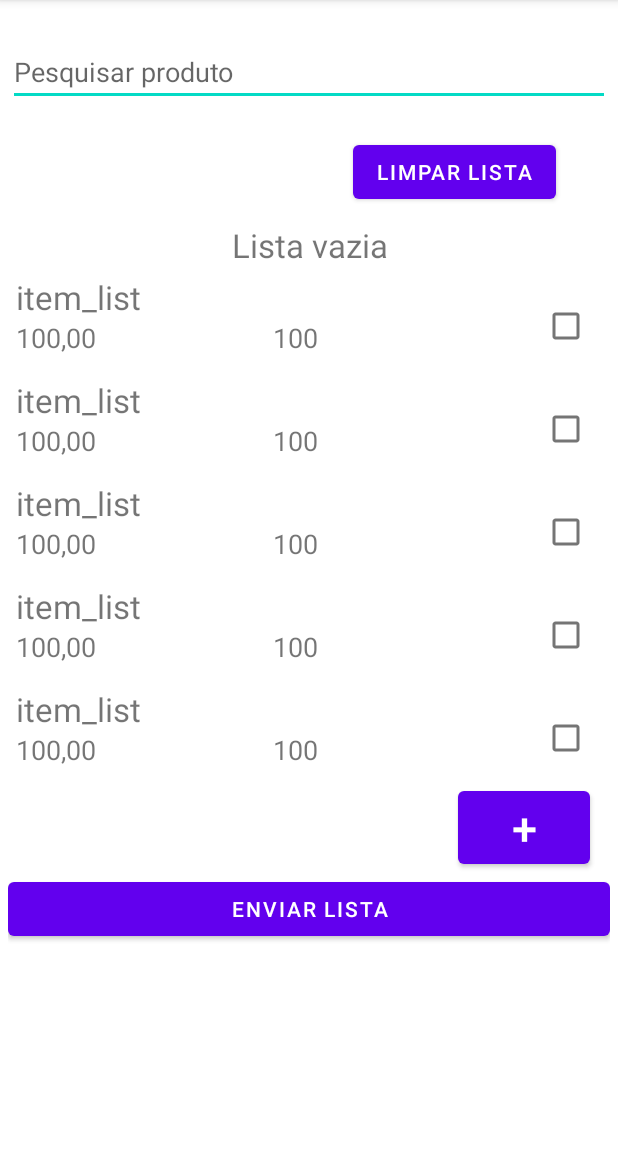
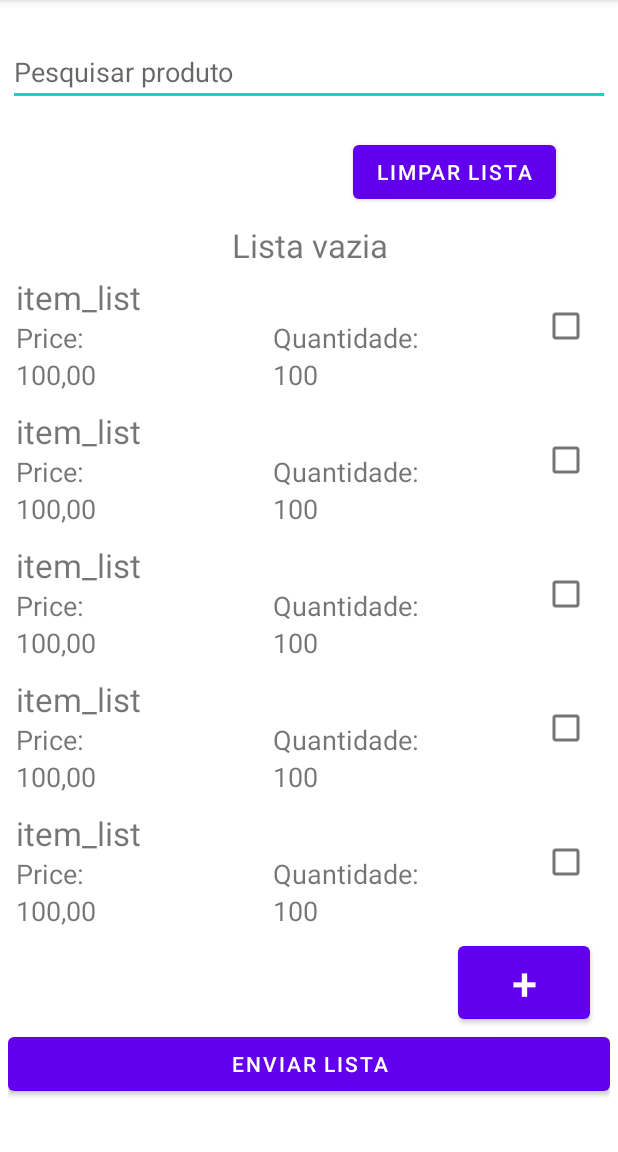
Before and after one commit to matheusoc08/home-food-storage-android, an Android app: the screen it shows after launch (MainActivity), on a phone screen of 412 x 824 dp, the part 84-1236 px from its top. Run offline under Robolectric (Android 15) with nearby library versions, the phone set to English and light mode, and no system bars.

Commit message:
Set a new LinerLayout to separate the label price/quantity to their values.

```diff
--- a/app/src/main/res/layout/item_list_adapter.xml
+++ b/app/src/main/res/layout/item_list_adapter.xml
@@ -36,8 +36,29 @@
                 android:layout_weight="1"
                 android:layout_width="1dp"
                 android:layout_height="wrap_content"
+                android:text="Price:"
+                android:textSize="18sp"
+                />
+
+            <TextView
+                android:layout_weight="1"
+                android:layout_width="1dp"
+                android:layout_height="wrap_content"
+                android:text="Quantidade:"
+                android:textSize="18sp"
+                />
+        </LinearLayout>
+
+        <LinearLayout
+            android:layout_width="match_parent"
+            android:layout_height="wrap_content"
+            >
+
+            <TextView
+                android:layout_weight="1"
+                android:layout_width="1dp"
+                android:layout_height="wrap_content"
                 android:id="@+id/textViewItemPrice"
-                android:text="Price: \nR$ 00,00"
                 android:textSize="18sp"
                 />
 
@@ -46,7 +67,6 @@
                 android:layout_width="1dp"
                 android:layout_height="wrap_content"
                 android:id="@+id/textViewItemQuantity"
-                android:text="Quantidade: \n10"
                 android:textSize="18sp"
                 />
         </LinearLayout>
```
